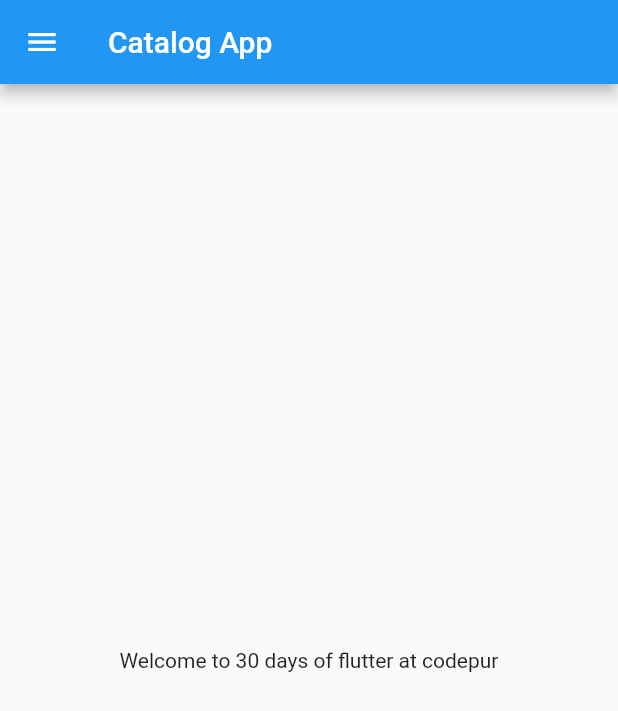
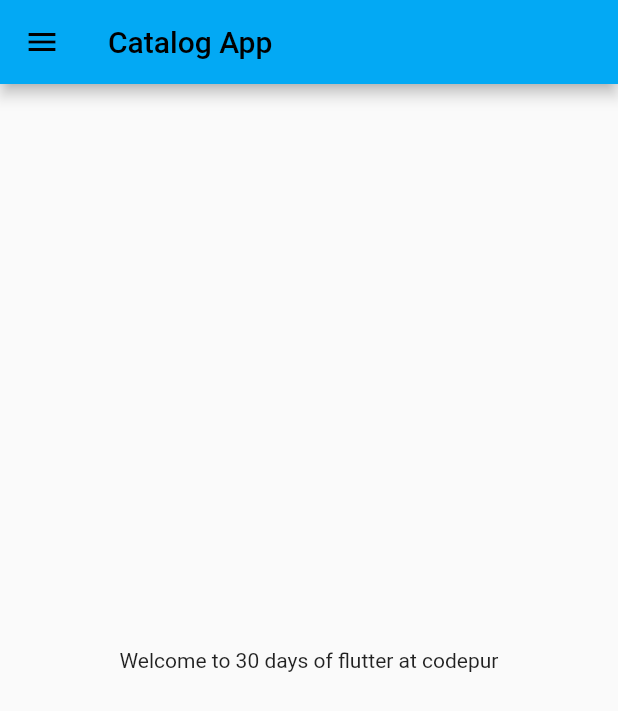
Before and after one commit to ShivkalyanRaja/First_flutter_app, a Flutter app: the screen it shows after launch, on a phone screen of 412 x 824 dp. Shown: the top 711 px of the screen. Run offline on Flutter 3.47's test engine with Material 2 defaults, Android fonts, the phone set to English and light mode, and no system bars.

Commit message:
Day 3 completed

```diff
--- a/lib/main.dart
+++ b/lib/main.dart
@@ -1,6 +1,7 @@
 import 'package:flutter/material.dart';
 
-import 'Homepage.dart';
+import 'pages/home_page.dart';
+import 'pages/login_page.dart';
 
 void main() {
   runApp(MyApp());
@@ -11,10 +12,16 @@ class MyApp extends StatelessWidget {
 
   @override
   Widget build(BuildContext context) {
-    int days = 30;
-    String name = "codepur";
     return MaterialApp(
-      home: HomePage(),
+      themeMode: ThemeMode.light,
+      theme: ThemeData(primarySwatch: Colors.lightBlue),
+      darkTheme: ThemeData(brightness: Brightness.dark),
+      initialRoute: "/home",
+      routes: {
+        "/": (context) => LoginPage(),
+        "/home": (context) => HomePage(),
+        "/login": (context) => LoginPage()
+      },
     );
   }
 }
```
Also changed, not shown: lib/pages/login_page.dart (added, +22 -0 lines), lib/pages/home_page.dart (renamed from lib/Homepage.dart).
